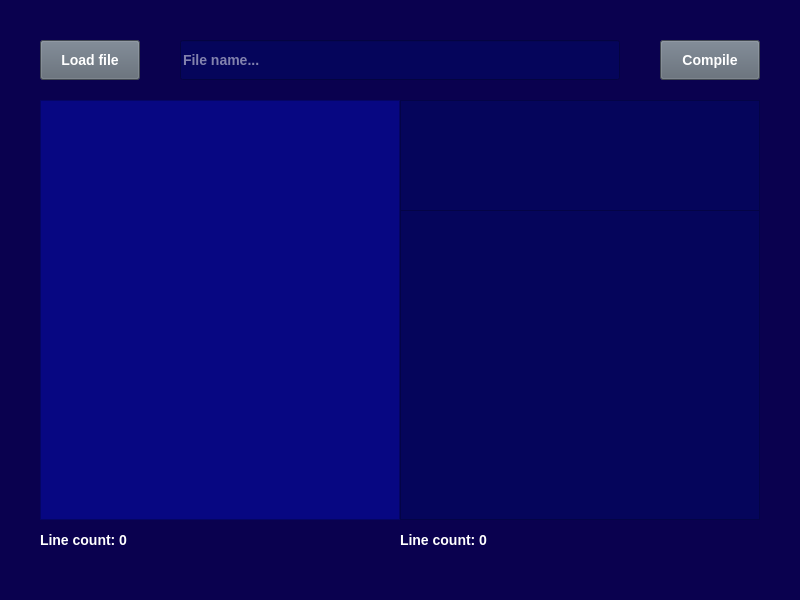
Old version of the form GUI/shell.ui in the repository creeperDoesRedstone/XSharp.
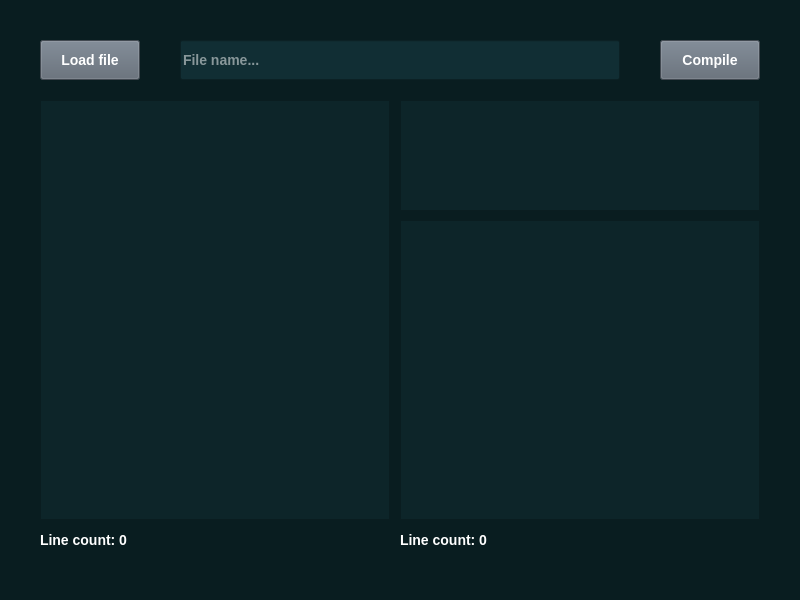
New version of the form.

The edit to the form file:
```diff
--- a/GUI/shell.ui
+++ b/GUI/shell.ui
@@ -29,7 +29,7 @@
    <string>MainWindow</string>
   </property>
   <property name="styleSheet">
-   <string notr="true">background-color: rgb(10, 1, 79);
+   <string notr="true">background-color: rgb(9, 29, 32);
 font-family: &quot;JetBrains Mono&quot;, &quot;Consolas&quot;;
 font-size: 14px;
 font-weight: 600;
@@ -88,7 +88,7 @@
      </rect>
     </property>
     <property name="styleSheet">
-     <string notr="true">background-color: rgb(5, 5, 91);</string>
+     <string notr="true">background-color: rgb(17, 46, 52);</string>
     </property>
     <property name="placeholderText">
      <string>File name...</string>
@@ -99,13 +99,13 @@
      <rect>
       <x>40</x>
       <y>100</y>
-      <width>360</width>
+      <width>350</width>
       <height>420</height>
      </rect>
     </property>
     <property name="styleSheet">
-     <string notr="true">background-color: rgb(7, 7, 130);
-color: white;
+     <string notr="true">background-color: rgb(13, 37, 41);
+color: rgb(221, 184, 126);
 padding: 6px;
 font-family: &quot;JetBrains Mono&quot;, &quot;Consolas&quot;;</string>
     </property>
@@ -117,13 +117,13 @@
     <property name="geometry">
      <rect>
       <x>400</x>
-      <y>210</y>
+      <y>220</y>
       <width>360</width>
-      <height>310</height>
+      <height>300</height>
      </rect>
     </property>
     <property name="styleSheet">
-     <string notr="true">background-color: rgb(5, 5, 91);
+     <string notr="true">background-color: rgb(13, 37, 41);
 color: white;
 padding: 6px;
 font-family: &quot;JetBrains Mono&quot;, &quot;Consolas&quot;;</string>
@@ -171,7 +171,7 @@
      </rect>
     </property>
     <property name="styleSheet">
-     <string notr="true">background-color: rgb(5, 5, 91);
+     <string notr="true">background-color: rgb(13, 37, 41);
 color: rgb(255, 107, 109);
 padding: 6px;
 font-family: &quot;JetBrains Mono&quot;, &quot;Consolas&quot;;</string>
```
